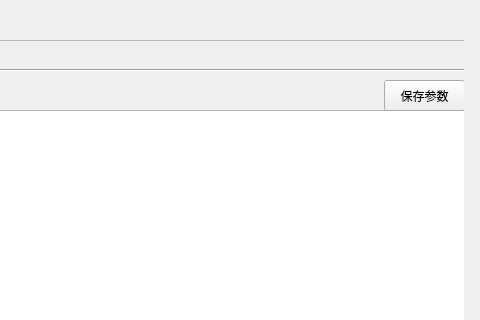
This is src/design/MainWindow.ui in garyhuang2018/Test as Qt 5 draws it before an edit; both pictures show x 616 to 1096 and y 0 to 320 of the 1096 by 710 pixel window. The edited form follows.
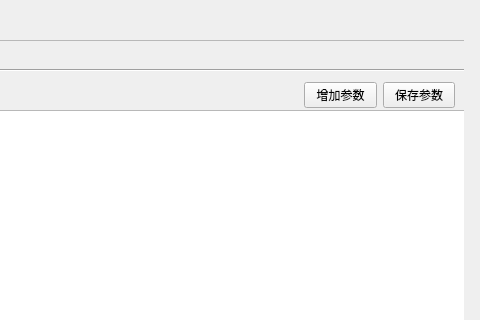
This is the edited form.

Commit message: 1. load audio file from 0.118 2. add right-clicked menu 3. add log

```diff
--- a/src/design/MainWindow.ui
+++ b/src/design/MainWindow.ui
@@ -106,19 +106,6 @@
         <bool>false</bool>
        </property>
       </widget>
-      <widget class="QPushButton" name="pushButton">
-       <property name="geometry">
-        <rect>
-         <x>740</x>
-         <y>40</y>
-         <width>81</width>
-         <height>31</height>
-        </rect>
-       </property>
-       <property name="text">
-        <string>保存参数</string>
-       </property>
-      </widget>
       <widget class="QWidget" name="layoutWidget">
        <property name="geometry">
         <rect>
@@ -144,6 +131,32 @@
         </item>
        </layout>
       </widget>
+      <widget class="QWidget" name="">
+       <property name="geometry">
+        <rect>
+         <x>660</x>
+         <y>40</y>
+         <width>151</width>
+         <height>31</height>
+        </rect>
+       </property>
+       <layout class="QHBoxLayout" name="horizontalLayout_2">
+        <item>
+         <widget class="QPushButton" name="add_voice">
+          <property name="text">
+           <string>增加参数</string>
+          </property>
+         </widget>
+        </item>
+        <item>
+         <widget class="QPushButton" name="pushButton">
+          <property name="text">
+           <string>保存参数</string>
+          </property>
+         </widget>
+        </item>
+       </layout>
+      </widget>
      </widget>
     </widget>
     <widget class="QWidget" name="page_2">
```
The commit also changes 1 other file.
